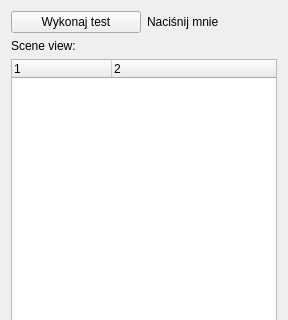
The window that trunk/src/Toolbox/Toolbox/UI/OsgWidget.ui (mk4me/hm-mde-one) describes before a commit, drawn with Qt 5; both pictures show x 0 to 288 and y 0 to 320 of the 288 by 567 pixel window.
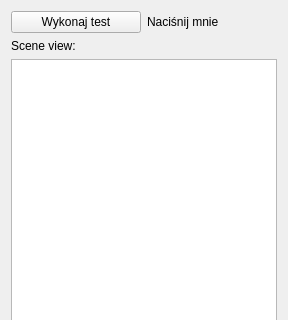
The same window after the commit.

Patch:
```diff
--- a/trunk/src/Toolbox/Toolbox/UI/OsgWidget.ui
+++ b/trunk/src/Toolbox/Toolbox/UI/OsgWidget.ui
@@ -45,29 +45,15 @@
     </layout>
    </item>
    <item row="2" column="0">
+    <widget class="QListWidget" name="listWidget"/>
+   </item>
+   <item row="1" column="0">
     <widget class="QLabel" name="label">
      <property name="text">
       <string>Scene view: </string>
      </property>
     </widget>
    </item>
-   <item row="3" column="0">
-    <widget class="QTreeWidget" name="sceneGraphWidget">
-     <property name="columnCount">
-      <number>2</number>
-     </property>
-     <column>
-      <property name="text">
-       <string notr="true">1</string>
-      </property>
-     </column>
-     <column>
-      <property name="text">
-       <string notr="true">2</string>
-      </property>
-     </column>
-    </widget>
-   </item>
   </layout>
  </widget>
  <resources/>
```
